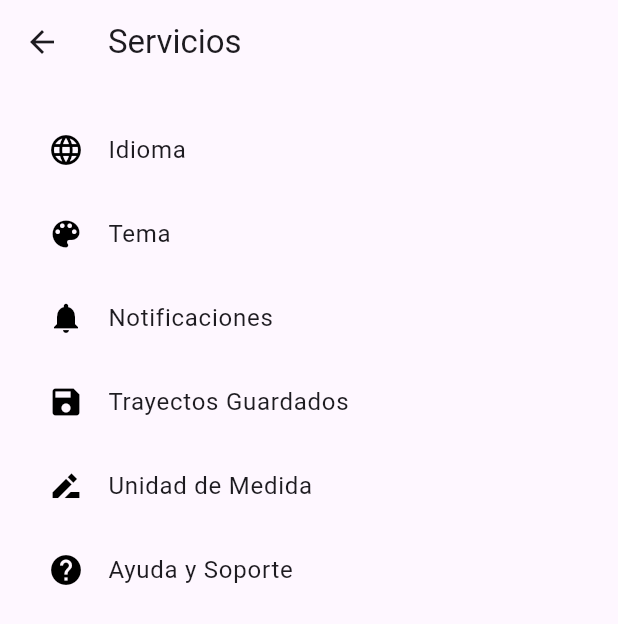
After one commit to cromx123/mapa_fahu, a Flutter app: the ServiciosScreen screen opened directly, on a phone screen of 412 x 824 dp. The commit adds this screen. Shown: the top 624 px of the screen. Run offline on Flutter 3.47's test engine with Material 3 defaults, Android fonts, the light colour scheme and no system bars; our stand-ins replace flutter_html, flutter_map, geolocator, latlong2, speech_to_text; statements that could not run were skipped.

Commit message:
Se crean varias views

```diff
--- a/lib/main.dart
+++ b/lib/main.dart
@@ -34,6 +34,8 @@ class CampusMapApp extends StatelessWidget {
       routes: {
         '/menu_screen': (context) => const MenuScreen(),
         '/config_screen': (context) => const ConfigScreen(),
+        '/servicios_screen': (context) => const ServiciosScreen(),
+        '/solicitudes_screen': (context) => const SolicitudesView(),
       },
     );
   }
--- a/lib/views/config_screen.dart
+++ b/lib/views/config_screen.dart
@@ -11,7 +11,7 @@ class ConfigScreen extends StatelessWidget {
         title: const Text('Configuración'),
       ),
       body: const Column(
-        mainAxisAlignment: MainAxisAlignment.center,
+        mainAxisAlignment: MainAxisAlignment.start,
         crossAxisAlignment: CrossAxisAlignment.start,
         children: [
           ListTile(
--- /dev/null
+++ b/lib/views/servicios_screen.dart
@@ -0,0 +1,50 @@
+// views/servicios_screen.dart
+import 'package:flutter/material.dart';
+
+class ServiciosScreen extends StatelessWidget {
+  const ServiciosScreen({super.key});
+
+  @override
+  Widget build(BuildContext context) {
+    return Scaffold(
+      appBar: AppBar(
+        title: const Text('Servicios'),
+      ),
+      body: SingleChildScrollView(
+        child: Padding(
+          padding: const EdgeInsets.all(16.0),
+          child: Column(
+            mainAxisAlignment: MainAxisAlignment.start,
+            crossAxisAlignment: CrossAxisAlignment.start,
+            children: const [
+              ListTile(
+                leading: Icon(Icons.language, color: Colors.black),
+                title: Text('Idioma'),
+              ),
+              ListTile(
+                leading: Icon(Icons.color_lens, color: Colors.black),
+                title: Text('Tema'),
+              ),
+              ListTile(
+                leading: Icon(Icons.notifications, color: Colors.black),
+                title: Text('Notificaciones'),
+              ),
+              ListTile(
+                leading: Icon(Icons.save, color: Colors.black),
+                title: Text('Trayectos Guardados'),
+              ),
+              ListTile(
+                leading: Icon(Icons.drive_file_rename_outline_sharp, color: Colors.black),
+                title: Text('Unidad de Medida'),
+              ),
+              ListTile(
+                leading: Icon(Icons.help, color: Colors.black),
+                title: Text('Ayuda y Soporte'),
+              ),
+            ],
+          ),
+        ),
+      ),
+    );
+  }
+}
```
Also changed, not shown: lib/views/estado_sol_screen.dart (added, +40 -0 lines), lib/views/formulario_cae.dart (added, +20 -0 lines), lib/views/login_screen.dart (added, +96 -0 lines), lib/views/menu_screen.dart (+8 -1 lines), lib/views/solicitudes_screen.dart (added, +118 -0 lines), pubspec.yaml (+9 -0 lines), assets/images/icon.png (added).
